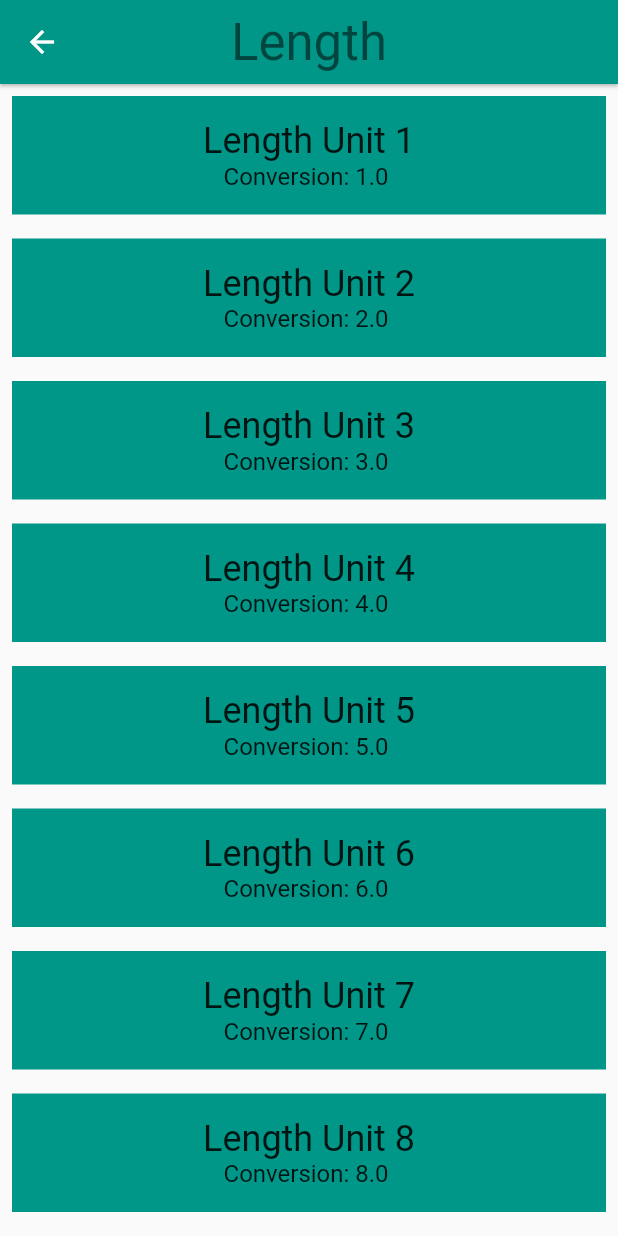
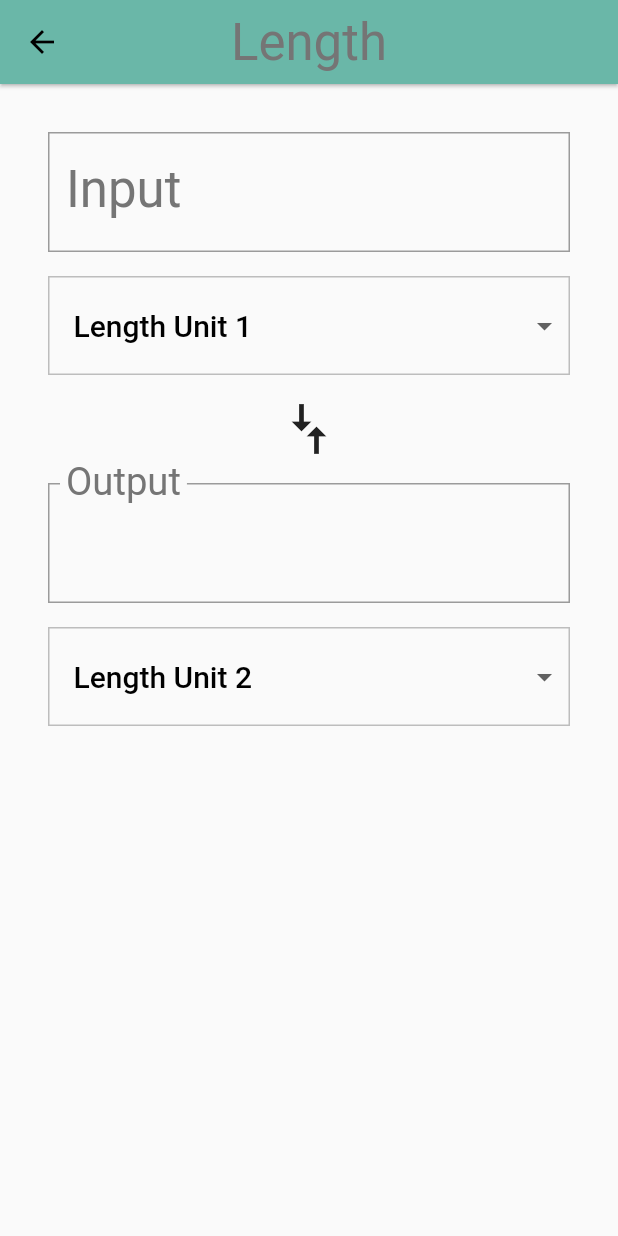
Before and after one commit to sabdar18/Udacity_Flutter_Course, a Flutter app: the screen it shows after launch, after a tap on "Length", on a phone screen of 412 x 824 dp. Run offline on Flutter 3.47's test engine with Material 2 defaults, Android fonts, the phone set to English and light mode, and no system bars.

Commit message:
06 input completed

```diff
--- a/lib/category.dart
+++ b/lib/category.dart
@@ -42,6 +42,7 @@ class Category extends StatelessWidget {
           name: name,
           units: units,
         ),
+        resizeToAvoidBottomPadding: false,
       );
     }));
   }
@@ -54,16 +55,16 @@ class Category extends StatelessWidget {
         height: _rowHeight,
         child: InkWell(
           borderRadius: _borderRadius,
-          highlightColor: color,
-          splashColor: color,
+          highlightColor: color['highlight'],
+          splashColor: color['splash'],
           onTap: () => _navigateToConverter(context),
           child: Padding(
-            padding: const EdgeInsets.all(8.0),
+            padding: EdgeInsets.all(8.0),
             child: Row(
               crossAxisAlignment: CrossAxisAlignment.stretch,
               children: <Widget>[
                 Padding(
-                  padding: const EdgeInsets.all(16.0),
+                  padding: EdgeInsets.all(16.0),
                   child: Icon(
                     iconLocation,
                     size: 60.0,
--- a/lib/converter_route.dart
+++ b/lib/converter_route.dart
@@ -2,9 +2,11 @@ import 'package:flutter/material.dart';
 import 'package:meta/meta.dart';
 import 'unit.dart';
 
+const _padding = EdgeInsets.all(16.0);
+
 class ConverterRoute extends StatefulWidget {
   final String name;
-  final ColorSwatch color;
+  final Color color;
   final List<Unit> units;
 
   const ConverterRoute({
@@ -16,35 +18,214 @@ class ConverterRoute extends StatefulWidget {
         assert(units != null);
 
   @override
-  ConverterRouteState createState() {
-    return new ConverterRouteState();
-  }
+  _ConverterRouteState createState() => _ConverterRouteState();
 }
 
-class ConverterRouteState extends State<ConverterRoute> {
+class _ConverterRouteState extends State<ConverterRoute> {
+  Unit _fromValue;
+  Unit _toValue;
+  double _inputValue;
+  String _convertedValue = '';
+  List<DropdownMenuItem> _unitMenuItems;
+  bool _showValidationError = false;
+
+  @override
+  void initState() {
+    super.initState();
+    _createDropdownMenuItems();
+    _setDefaults();
+  }
+
+  void _createDropdownMenuItems() {
+    var newItems = <DropdownMenuItem>[];
+    for (var unit in widget.units) {
+      newItems.add(DropdownMenuItem(
+        value: unit.name,
+        child: Container(
+          child: Text(
+            unit.name,
+            softWrap: true,
+          ),
+        ),
+      ));
+    }
+
+    setState(() {
+      _unitMenuItems = newItems;
+    });
+  }
+
+  void _setDefaults() {
+    setState(() {
+      _fromValue = widget.units[0];
+      _toValue = widget.units[1];
+    });
+  }
+
+  String _format(double conversion) {
+    var outputNum = conversion.toStringAsPrecision(7);
+    if (outputNum.contains('.') && outputNum.endsWith('0')) {
+      var i = outputNum.length - 1;
+      while (outputNum[i] == '0') {
+        i -= 1;
+      }
+      outputNum = outputNum.substring(0, i + 1);
+    }
+    if (outputNum.endsWith('.')) {
+      return outputNum.substring(0, outputNum.length - 1);
+    }
+    return outputNum;
+  }
+
+  void _updateConversion() {
+    setState(() {
+      _convertedValue =
+          _format(_inputValue * (_toValue.conversion / _fromValue.conversion));
+    });
+  }
+
+  void _updateInputValue(String input) {
+    setState(() {
+      if (input == null || input.isEmpty) {
+        _convertedValue = '';
+      } else {
+        try {
+          final inputDouble = double.parse(input);
+          _showValidationError = false;
+          _inputValue = inputDouble;
+          _updateConversion();
+        } on Exception catch (e) {
+          print('Error: $e');
+          _showValidationError = true;
+        }
+      }
+    });
+  }
+
+  Unit _getUnit(String unitName) {
+    return widget.units.firstWhere(
+      (Unit unit) {
+        return unit.name == unitName;
+      },
+      orElse: null,
+    );
+  }
+
+  void _updateFromConversion(dynamic unitName) {
+    setState(() {
+      _fromValue = _getUnit(unitName);
+    });
+    if (_inputValue != null) {
+      _updateConversion();
+    }
+  }
+
+  void _updateToConversion(dynamic unitName) {
+    setState(() {
+      _toValue = _getUnit(unitName);
+    });
+    if (_inputValue != null) {
+      _updateConversion();
+    }
+  }
+
+  Widget _createDropdown(String currentValue, ValueChanged<dynamic> onChanged) {
+    return Container(
+      margin: EdgeInsets.only(top: 16.0),
+      decoration: BoxDecoration(
+        color: Colors.grey[50],
+        border: Border.all(
+          color: Colors.grey[400],
+          width: 1.0,
+        ),
+      ),
+      padding: EdgeInsets.symmetric(vertical: 8.0),
+      child: Theme(
+        data: Theme.of(context).copyWith(
+          canvasColor: Colors.grey[50],
+        ),
+        child: DropdownButtonHideUnderline(
+          child: ButtonTheme(
+            alignedDropdown: true,
+            child: DropdownButton(
+              value: currentValue,
+              items: _unitMenuItems,
+              onChanged: onChanged,
+              style: Theme.of(context).textTheme.title,
+            ),
+          ),
+        ),
+      ),
+    );
+  }
+
   @override
   Widget build(BuildContext context) {
-    final unitWidgets = widget.units.map((Unit unit) {
-      return Container(
-          color: widget.color,
-          margin: EdgeInsets.all(8.0),
-          padding: EdgeInsets.all(16.0),
-          child: Column(
-            children: <Widget>[
-              Text(
-                unit.name,
-                style: Theme.of(context).textTheme.headline,
+    final input = Padding(
+      padding: _padding,
+      child: Column(
+        crossAxisAlignment: CrossAxisAlignment.stretch,
+        children: <Widget>[
+          TextField(
+            style: Theme.of(context).textTheme.display1,
+            decoration: InputDecoration(
+                labelStyle: Theme.of(context).textTheme.display1,
+                errorText:
+                    _showValidationError ? 'Invalid Number entered' : null,
+                labelText: 'Input',
+                border: OutlineInputBorder(
+                  borderRadius: BorderRadius.circular(0.0),
+                )),
+            keyboardType: TextInputType.number,
+            onChanged: _updateInputValue,
+          ),
+          _createDropdown(_fromValue.name, _updateFromConversion),
+        ],
+      ),
+    );
+
+    final arrows = RotatedBox(
+      quarterTurns: 1,
+      child: Icon(
+        Icons.compare_arrows,
+        size: 40.0,
+      ),
+    );
+
+    final output = Padding(
+      padding: _padding,
+      child: Column(
+        crossAxisAlignment: CrossAxisAlignment.stretch,
+        children: <Widget>[
+          InputDecorator(
+            child: Text(
+              _convertedValue,
+              style: Theme.of(context).textTheme.display1,
+            ),
+            decoration: InputDecoration(
+              labelText: 'Output',
+              labelStyle: Theme.of(context).textTheme.display1,
+              border: OutlineInputBorder(
+                borderRadius: BorderRadius.circular(0.0),
               ),
-              Text(
-                'Conversion: ${unit.conversion} ',
-                style: Theme.of(context).textTheme.subhead,
-              )
-            ],
-          ));
-    }).toList();
+            ),
+          ),
+          _createDropdown(_toValue.name, _updateToConversion)
+        ],
+      ),
+    );
 
-    return ListView(
-      children: unitWidgets,
+    final converter = Column(
+      children: <Widget>[
+        input,
+        arrows,
+        output,
+      ],
+    );
+
+    return Padding(
+      padding: _padding,
+      child: converter,
     );
   }
 }
--- a/lib/main.dart
+++ b/lib/main.dart
@@ -15,6 +15,14 @@ class UnitConverterApp extends StatelessWidget {
     return MaterialApp(
       debugShowCheckedModeBanner: false,
       title: "Unit Converter",
+      theme: ThemeData(
+        textTheme: Theme.of(context).textTheme.apply(
+          bodyColor: Colors.black,
+          displayColor: Colors.grey[600]
+        ),
+        primaryColor: Colors.grey[500],
+        textSelectionHandleColor: Colors.green[500]
+      ),
       home: CategoryRoute(),
     );
   }
```
Also changed, not shown: lib/category_route.dart (+33 -12 lines).
